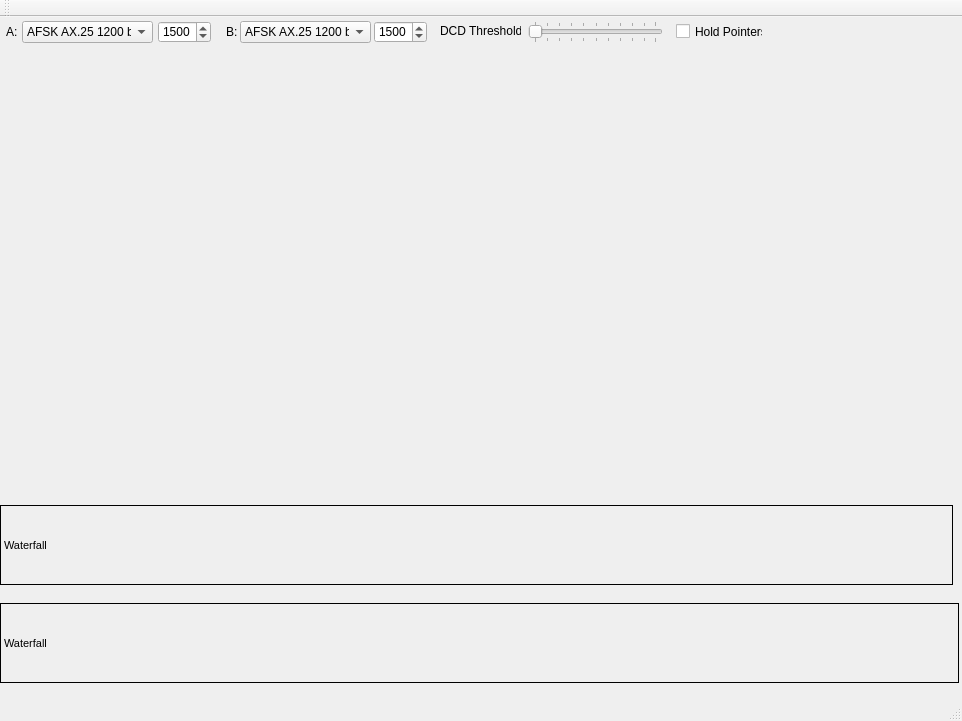
Above: QT/QtSoundModem/QtSoundModem.ui from bjpetit/linbpq before the change. Below: the same form after it.
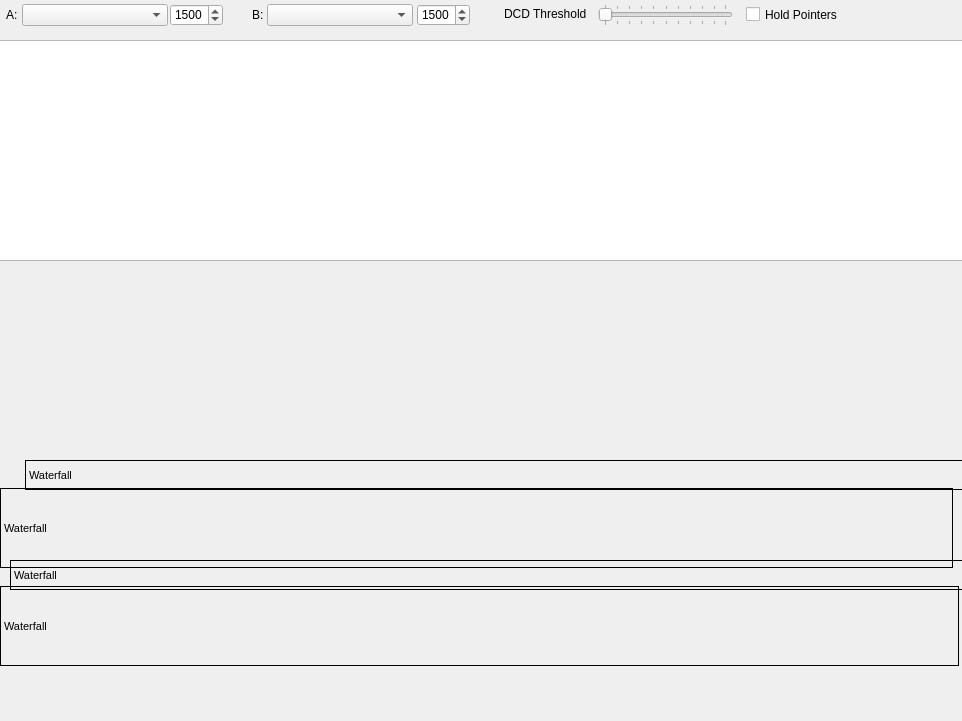
That is the form after the change.

The edit to the form file:
```diff
--- a/QT/QtSoundModem/QtSoundModem.ui
+++ b/QT/QtSoundModem/QtSoundModem.ui
@@ -10,6 +10,12 @@
     <height>721</height>
    </rect>
   </property>
+  <property name="maximumSize">
+   <size>
+    <width>1024</width>
+    <height>16777215</height>
+   </size>
+  </property>
   <property name="windowTitle">
    <string>QtSoundModem</string>
   </property>
@@ -17,7 +23,7 @@
    <widget class="QSpinBox" name="centerA">
     <property name="geometry">
      <rect>
-      <x>158</x>
+      <x>170</x>
       <y>4</y>
       <width>53</width>
       <height>22</height>
@@ -33,27 +39,12 @@
    <widget class="QComboBox" name="modeB">
     <property name="geometry">
      <rect>
-      <x>240</x>
+      <x>267</x>
       <y>4</y>
-      <width>131</width>
+      <width>146</width>
       <height>22</height>
      </rect>
     </property>
-    <item>
-     <property name="text">
-      <string>AFSK AX.25 1200 bd</string>
-     </property>
-    </item>
-    <item>
-     <property name="text">
-      <string>AFSK AX.25 2400 bd</string>
-     </property>
-    </item>
-    <item>
-     <property name="text">
-      <string>AFSK AX.25 300 bd</string>
-     </property>
-    </item>
    </widget>
    <widget class="QLabel" name="WaterfallB">
     <property name="geometry">
@@ -113,7 +104,7 @@
    <widget class="QSpinBox" name="centerB">
     <property name="geometry">
      <rect>
-      <x>374</x>
+      <x>417</x>
       <y>4</y>
       <width>53</width>
       <height>22</height>
@@ -167,32 +158,17 @@
      <rect>
       <x>22</x>
       <y>4</y>
-      <width>131</width>
+      <width>146</width>
       <height>22</height>
      </rect>
     </property>
-    <item>
-     <property name="text">
-      <string>AFSK AX.25 1200 bd</string>
-     </property>
-    </item>
-    <item>
-     <property name="text">
-      <string>AFSK AX.25 2400 bd</string>
-     </property>
-    </item>
-    <item>
-     <property name="text">
-      <string>AFSK AX.25 300 bd</string>
-     </property>
-    </item>
    </widget>
    <widget class="QLabel" name="label">
     <property name="geometry">
      <rect>
-      <x>440</x>
+      <x>504</x>
       <y>6</y>
-      <width>81</width>
+      <width>86</width>
       <height>16</height>
      </rect>
     </property>
@@ -203,7 +179,7 @@
    <widget class="QLabel" name="label_3">
     <property name="geometry">
      <rect>
-      <x>226</x>
+      <x>252</x>
       <y>8</y>
       <width>16</width>
       <height>14</height>
@@ -216,7 +192,7 @@
    <widget class="QSlider" name="DCDSlider">
     <property name="geometry">
      <rect>
-      <x>528</x>
+      <x>598</x>
       <y>4</y>
       <width>135</width>
       <height>22</height>
@@ -235,9 +211,9 @@
    <widget class="QCheckBox" name="holdPointers">
     <property name="geometry">
      <rect>
-      <x>676</x>
+      <x>746</x>
       <y>4</y>
-      <width>87</width>
+      <width>101</width>
       <height>21</height>
      </rect>
     </property>
@@ -245,6 +221,88 @@
      <string>Hold Pointers</string>
     </property>
    </widget>
+   <widget class="QLabel" name="HeaderA">
+    <property name="geometry">
+     <rect>
+      <x>25</x>
+      <y>460</y>
+      <width>1076</width>
+      <height>30</height>
+     </rect>
+    </property>
+    <property name="minimumSize">
+     <size>
+      <width>600</width>
+      <height>10</height>
+     </size>
+    </property>
+    <property name="maximumSize">
+     <size>
+      <width>5000</width>
+      <height>100</height>
+     </size>
+    </property>
+    <property name="font">
+     <font>
+      <pointsize>8</pointsize>
+     </font>
+    </property>
+    <property name="frameShape">
+     <enum>QFrame::Box</enum>
+    </property>
+    <property name="frameShadow">
+     <enum>QFrame::Plain</enum>
+    </property>
+    <property name="text">
+     <string>Waterfall</string>
+    </property>
+   </widget>
+   <widget class="QLabel" name="HeaderB">
+    <property name="geometry">
+     <rect>
+      <x>10</x>
+      <y>560</y>
+      <width>1076</width>
+      <height>30</height>
+     </rect>
+    </property>
+    <property name="minimumSize">
+     <size>
+      <width>600</width>
+      <height>10</height>
+     </size>
+    </property>
+    <property name="maximumSize">
+     <size>
+      <width>5000</width>
+      <height>100</height>
+     </size>
+    </property>
+    <property name="font">
+     <font>
+      <pointsize>8</pointsize>
+     </font>
+    </property>
+    <property name="frameShape">
+     <enum>QFrame::Box</enum>
+    </property>
+    <property name="frameShadow">
+     <enum>QFrame::Plain</enum>
+    </property>
+    <property name="text">
+     <string>Waterfall</string>
+    </property>
+   </widget>
+   <widget class="QTextEdit" name="monWindow">
+    <property name="geometry">
+     <rect>
+      <x>-7</x>
+      <y>40</y>
+      <width>971</width>
+      <height>221</height>
+     </rect>
+    </property>
+   </widget>
   </widget>
   <widget class="QMenuBar" name="menuBar">
    <property name="geometry">
@@ -256,15 +314,6 @@
     </rect>
    </property>
   </widget>
-  <widget class="QStatusBar" name="statusBar"/>
-  <widget class="QToolBar" name="mainToolBar">
-   <attribute name="toolBarArea">
-    <enum>TopToolBarArea</enum>
-   </attribute>
-   <attribute name="toolBarBreak">
-    <bool>false</bool>
-   </attribute>
-  </widget>
  </widget>
  <layoutdefault spacing="6" margin="11"/>
  <resources>
```
